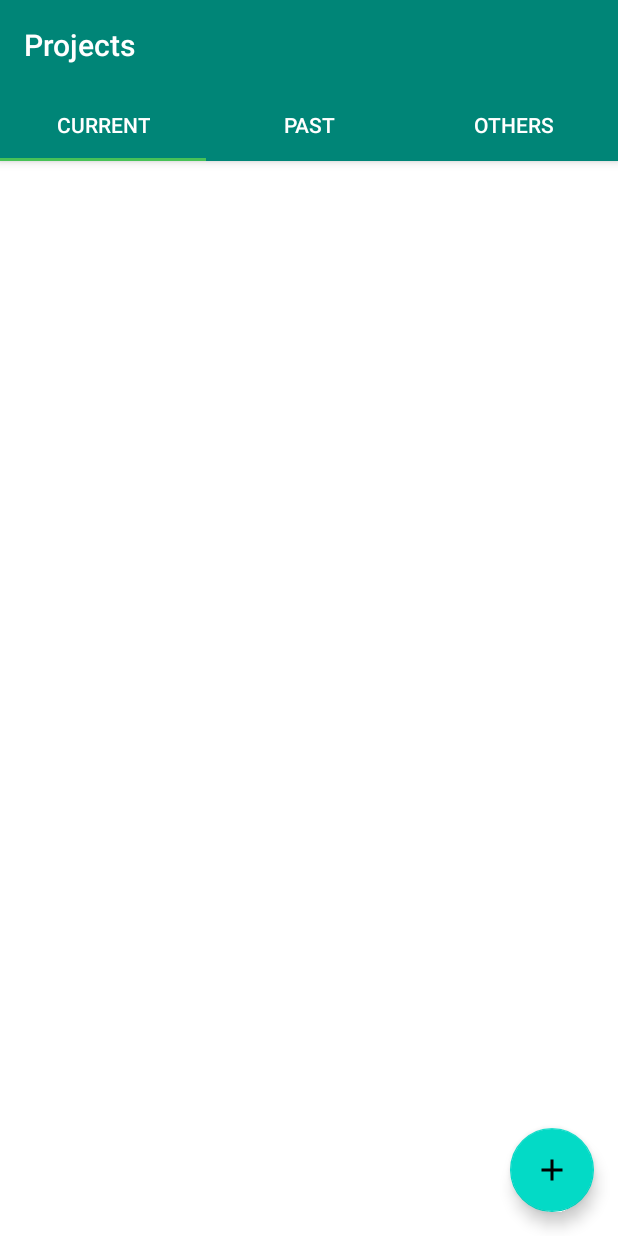
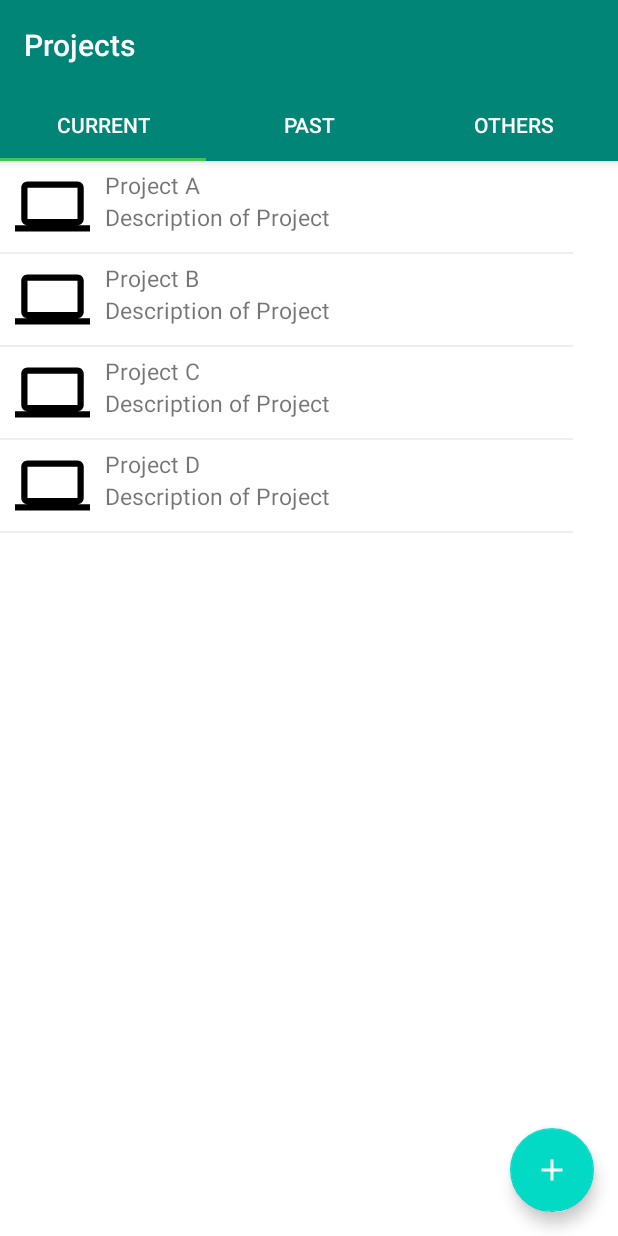
Before and after one commit to yasiralijaved/CareerStart, an Android app: the PlaceholderFragment screen opened directly, with no data from a screen before it, on a phone screen of 412 x 824 dp. Run offline under Robolectric (Android 15) with nearby library versions, the phone set to English and light mode, and no system bars.

Commit message:
Add projects in Company Screen

```diff
--- a/app/src/main/java/com/careerstart/app/ui/company/PlaceholderFragment.kt
+++ b/app/src/main/java/com/careerstart/app/ui/company/PlaceholderFragment.kt
@@ -29,10 +29,6 @@ class PlaceholderFragment : Fragment() {
         savedInstanceState: Bundle?
     ): View? {
         val root = inflater.inflate(R.layout.fragment_main, container, false)
-        val textView: TextView = root.findViewById(R.id.section_label)
-        pageViewModel.text.observe(this, Observer<String> {
-            textView.text = it
-        })
         return root
     }
 
--- a/app/src/main/res/layout/activity_main_company.xml
+++ b/app/src/main/res/layout/activity_main_company.xml
@@ -41,5 +41,5 @@
         android:layout_gravity="bottom|end"
         android:layout_margin="@dimen/fab_margin"
         app:srcCompat="@drawable/ic_add_black_24dp"
-        android:tint="#ffffff"/>
+        app:tint="#ffffff"/>
 </androidx.coordinatorlayout.widget.CoordinatorLayout>
--- a/app/src/main/res/layout/fragment_main.xml
+++ b/app/src/main/res/layout/fragment_main.xml
@@ -1,23 +1,176 @@
 <?xml version="1.0" encoding="utf-8"?>
-<androidx.constraintlayout.widget.ConstraintLayout xmlns:android="http://schemas.android.com/apk/res/android"
+<LinearLayout xmlns:android="http://schemas.android.com/apk/res/android"
     xmlns:app="http://schemas.android.com/apk/res-auto"
     xmlns:tools="http://schemas.android.com/tools"
     android:id="@+id/constraintLayout"
     android:layout_width="match_parent"
     android:layout_height="match_parent"
+    android:orientation="vertical"
     tools:context=".ui.company.PlaceholderFragment">
 
-    <TextView
-        android:id="@+id/section_label"
-        android:layout_width="wrap_content"
-        android:layout_height="wrap_content"
-        android:layout_marginStart="@dimen/activity_horizontal_margin"
-        android:layout_marginTop="@dimen/activity_vertical_margin"
-        android:layout_marginEnd="@dimen/activity_horizontal_margin"
-        android:layout_marginBottom="@dimen/activity_vertical_margin"
-        app:layout_constraintLeft_toLeftOf="parent"
-        app:layout_constraintTop_toTopOf="@+id/constraintLayout"
-        tools:layout_constraintLeft_creator="1"
-        tools:layout_constraintTop_creator="1" />
+    <RelativeLayout
+        android:layout_width="match_parent"
+        android:layout_height="50dp"
+        android:layout_marginStart="10dp"
+        android:layout_marginEnd="10dp"
+        android:layout_marginTop="5dp"
+        android:layout_marginBottom="5dp">
+        <ImageView
+            android:id="@+id/iv_profile_pic_1"
+            android:layout_width="50dp"
+            android:layout_height="50dp"
+            android:layout_alignParentTop="true"
+            android:layout_alignParentStart="true"
+            android:src="@drawable/ic_computer_black_24dp"/>
+        <TextView
+            android:id="@+id/tv_name_1"
+            android:layout_width="wrap_content"
+            android:layout_height="wrap_content"
+            android:layout_alignParentTop="true"
+            android:layout_toEndOf="@+id/iv_profile_pic_1"
+            android:layout_marginStart="10dp"
+            android:textSize="15sp"
+            android:text="Project A" />
 
-</androidx.constraintlayout.widget.ConstraintLayout>
+        <TextView
+            android:id="@+id/tv_email_1"
+            android:layout_width="wrap_content"
+            android:layout_height="wrap_content"
+            android:layout_alignParentBottom="true"
+            android:layout_below="@+id/tv_name_1"
+            android:layout_toEndOf="@+id/iv_profile_pic_1"
+            android:layout_marginStart="10dp"
+            android:textSize="15sp"
+            android:text="Description of Project" />
+    </RelativeLayout>
+    <View
+        android:layout_width="match_parent"
+        android:layout_height="1dp"
+        android:background="#eeeeee"
+        android:layout_marginEnd="30dp"/>
+
+    <RelativeLayout
+        android:layout_width="match_parent"
+        android:layout_height="50dp"
+        android:layout_marginStart="10dp"
+        android:layout_marginEnd="10dp"
+        android:layout_marginTop="5dp"
+        android:layout_marginBottom="5dp">
+        <ImageView
+            android:id="@+id/iv_profile_pic_2"
+            android:layout_width="50dp"
+            android:layout_height="50dp"
+            android:layout_alignParentTop="true"
+            android:layout_alignParentStart="true"
+            android:src="@drawable/ic_computer_black_24dp"/>
+        <TextView
+            android:id="@+id/tv_name_2"
+            android:layout_width="wrap_content"
+            android:layout_height="wrap_content"
+            android:layout_alignParentTop="true"
+            android:layout_toEndOf="@+id/iv_profile_pic_2"
+            android:layout_marginStart="10dp"
+            android:textSize="15sp"
+            android:text="Project B" />
+
+        <TextView
+            android:id="@+id/tv_email_2"
+            android:layout_width="wrap_content"
+            android:layout_height="wrap_content"
+            android:layout_alignParentBottom="true"
+            android:layout_below="@+id/tv_name_2"
+            android:layout_toEndOf="@+id/iv_profile_pic_2"
+            android:layout_marginStart="10dp"
+            android:textSize="15sp"
+            android:text="Description of Project" />
+    </RelativeLayout>
+
+    <View
+        android:layout_width="match_parent"
+        android:layout_height="1dp"
+        android:background="#eeeeee"
+        android:layout_marginEnd="30dp"/>
+    <RelativeLayout
+        android:layout_width="match_parent"
+        android:layout_height="50dp"
+        android:layout_marginStart="10dp"
+        android:layout_marginEnd="10dp"
+        android:layout_marginTop="5dp"
+        android:layout_marginBottom="5dp">
+        <ImageView
+            android:id="@+id/iv_profile_pic_3"
+            android:layout_width="50dp"
+            android:layout_height="50dp"
+            android:layout_alignParentTop="true"
+            android:layout_alignParentStart="true"
+            android:src="@drawable/ic_computer_black_24dp"/>
+        <TextView
+            android:id="@+id/tv_name_3"
+            android:layout_width="wrap_content"
+            android:layout_height="wrap_content"
+            android:layout_alignParentTop="true"
+            android:layout_toEndOf="@+id/iv_profile_pic_3"
+            android:layout_marginStart="10dp"
+            android:textSize="15sp"
+            android:text="Project C" />
+
+        <TextView
+            android:id="@+id/tv_email_3"
+            android:layout_width="wrap_content"
+            android:layout_height="wrap_content"
+            android:layout_alignParentBottom="true"
+            android:layout_below="@+id/tv_name_3"
+            android:layout_toEndOf="@+id/iv_profile_pic_3"
+            android:layout_marginStart="10dp"
+            android:textSize="15sp"
+            android:text="Description of Project" />
+    </RelativeLayout>
+    <View
+        android:layout_width="match_parent"
+        android:layout_height="1dp"
+        android:background="#eeeeee"
+        android:layout_marginEnd="30dp"/>
+
+    <RelativeLayout
+        android:layout_width="match_parent"
+        android:layout_height="50dp"
+        android:layout_marginStart="10dp"
+        android:layout_marginEnd="10dp"
+        android:layout_marginTop="5dp"
+        android:layout_marginBottom="5dp">
+        <ImageView
+            android:id="@+id/iv_profile_pic_4"
+            android:layout_width="50dp"
+            android:layout_height="50dp"
+            android:layout_alignParentTop="true"
+            android:layout_alignParentStart="true"
+            android:src="@drawable/ic_computer_black_24dp"/>
+        <TextView
+            android:id="@+id/tv_name_4"
+            android:layout_width="wrap_content"
+            android:layout_height="wrap_content"
+            android:layout_alignParentTop="true"
+            android:layout_toEndOf="@+id/iv_profile_pic_4"
+            android:layout_marginStart="10dp"
+            android:textSize="15sp"
+            android:text="Project D" />
+
+        <TextView
+            android:id="@+id/tv_email_4"
+            android:layout_width="wrap_content"
+            android:layout_height="wrap_content"
+            android:layout_alignParentBottom="true"
+            android:layout_below="@+id/tv_name_4"
+            android:layout_toEndOf="@+id/iv_profile_pic_4"
+            android:layout_marginStart="10dp"
+            android:textSize="15sp"
+            android:text="Description of Project" />
+    </RelativeLayout>
+    <View
+        android:layout_width="match_parent"
+        android:layout_height="1dp"
+        android:background="#eeeeee"
+        android:layout_marginEnd="30dp"/>
+
+
+</LinearLayout>
```
